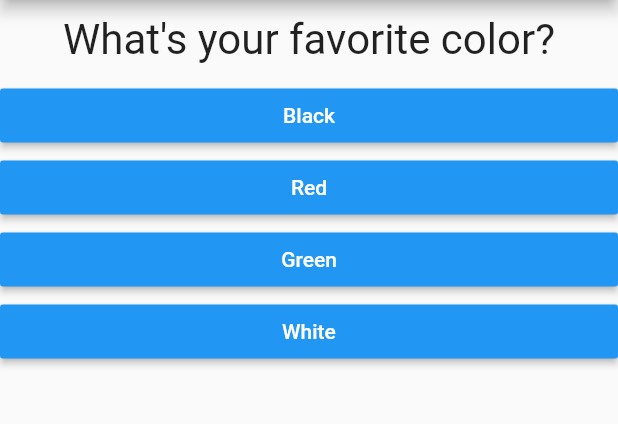
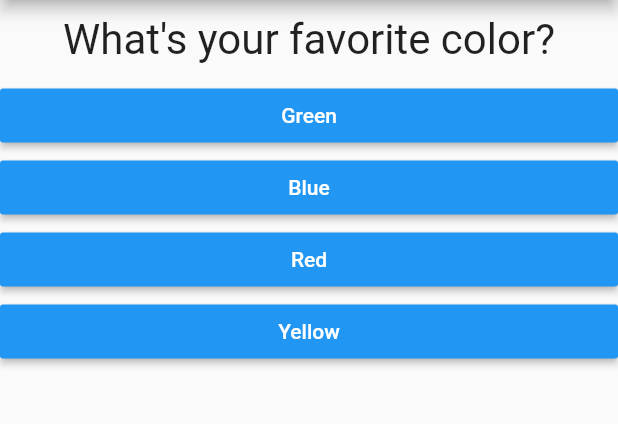
Before and after one commit to evanbloemer/flutter_tutorial_projects, a Flutter app: the screen it shows after launch, on a phone screen of 412 x 824 dp, the part 84-508 px from its top. Run offline on Flutter 3.47's test engine with Material 2 defaults, Android fonts, the phone set to English and light mode, and no system bars.

Commit message:
Finished the quiz app

```diff
--- a/flutter_complete_guide/lib/main.dart
+++ b/flutter_complete_guide/lib/main.dart
@@ -1,7 +1,7 @@
 import 'package:flutter/material.dart';
 
-import './question.dart';
-import './answer.dart';
+import './quiz.dart';
+import './result.dart';
 
 void main() => runApp(MyApp());
 
@@ -11,9 +11,47 @@ class MyApp extends StatefulWidget {
 }
 
 class _MyAppState extends State<MyApp> {
+  static const _questions = [
+    {
+      'questionText': 'What\'s your favorite color?',
+      'answers': [
+        {'text': 'Green', 'score': 1},
+        {'text': 'Blue', 'score': 2},
+        {'text': 'Red', 'score': 3},
+        {'text': 'Yellow', 'score': 4}
+      ],
+    },
+    {
+      'questionText': 'What\'s your favorite animal?',
+      'answers': [
+        {'text': 'Elephant', 'score': 1},
+        {'text': 'Dog', 'score': 2},
+        {'text': 'Dolphin', 'score': 3},
+        {'text': 'Cheetah', 'score': 4}
+      ],
+    },
+    {
+      'questionText': 'Who\'s your favorite instructor?',
+      'answers': [
+        {'text': 'Kuthulu', 'score': 1},
+        {'text': 'Jim', 'score': 2},
+        {'text': 'Bob', 'score': 3},
+        {'text': 'Max', 'score': 4}
+      ],
+    }
+  ];
   var _questionIndex = 0;
+  var _totalScore = 0;
 
-  void _answerQuestion() {
+  void _resetQuiz() {
+    setState(() {
+      _questionIndex = 0;
+      _totalScore = 0;
+    });
+  }
+
+  void _answerQuestion(int score) {
+    _totalScore += score;
     setState(() {
       _questionIndex += 1;
     });
@@ -21,35 +59,17 @@ class _MyAppState extends State<MyApp> {
 
   @override
   Widget build(BuildContext context) {
-    var questions = [
-      {
-        'questionText': 'What\'s your favorite color?',
-        'answers': ['Black', 'Red', 'Green', 'White'],
-      },
-      {
-        'questionText': 'What\'s your favorite animal?',
-        'answers': ['Elephant', 'Dog', 'Dolphin', 'Cheetah'],
-      },
-      {
-        'questionText': 'Who\'s your favorite instructor?',
-        'answers': ['Max', 'Bob', 'Jim', 'Kuthulu'],
-      }
-    ];
     return MaterialApp(
       home: Scaffold(
         appBar: AppBar(
           title: Text('My First App'),
         ),
-        body: Column(
-          children: [
-            Question(
-              questions[_questionIndex]['questionText'],
-            ),
-            ...(questions[_questionIndex]['answers'] as List<String>).map((answer) {
-              return Answer(_answerQuestion, answer);
-            }).toList()
-          ],
-        ),
+        body: _questionIndex < _questions.length
+            ? Quiz(
+                answerQuestion: _answerQuestion,
+                questionIndex: _questionIndex,
+                questions: _questions)
+            : Result(_totalScore, _resetQuiz),
       ),
     );
   }
--- /dev/null
+++ b/flutter_complete_guide/lib/quiz.dart
@@ -0,0 +1,28 @@
+import 'package:flutter/material.dart';
+import './question.dart';
+import './answer.dart';
+
+class Quiz extends StatelessWidget {
+  final List<Map<String, Object>> questions;
+  final int questionIndex;
+  final Function answerQuestion;
+
+  Quiz(
+      {@required this.questions,
+      @required this.answerQuestion,
+      @required this.questionIndex});
+
+  @override
+  Widget build(BuildContext context) {
+    return Column(
+      children: [
+        Question(
+          questions[questionIndex]['questionText'],
+        ),
+        ...(questions[questionIndex]['answers'] as List<Map<String, Object>>).map((answer) {
+          return Answer(() => answerQuestion(answer['score']), answer['text']);
+        }).toList()
+      ],
+    );
+  }
+}
```
Also changed, not shown: flutter_complete_guide/lib/result.dart (added, +49 -0 lines), 1 other file.
